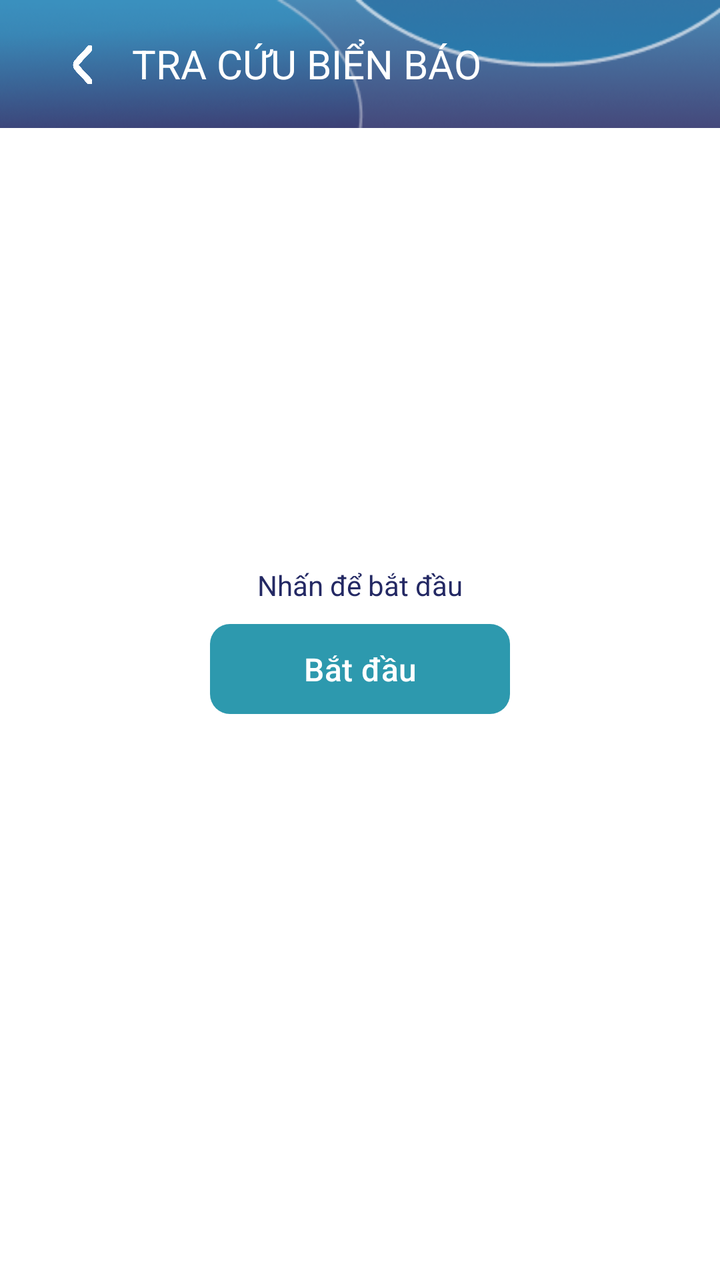
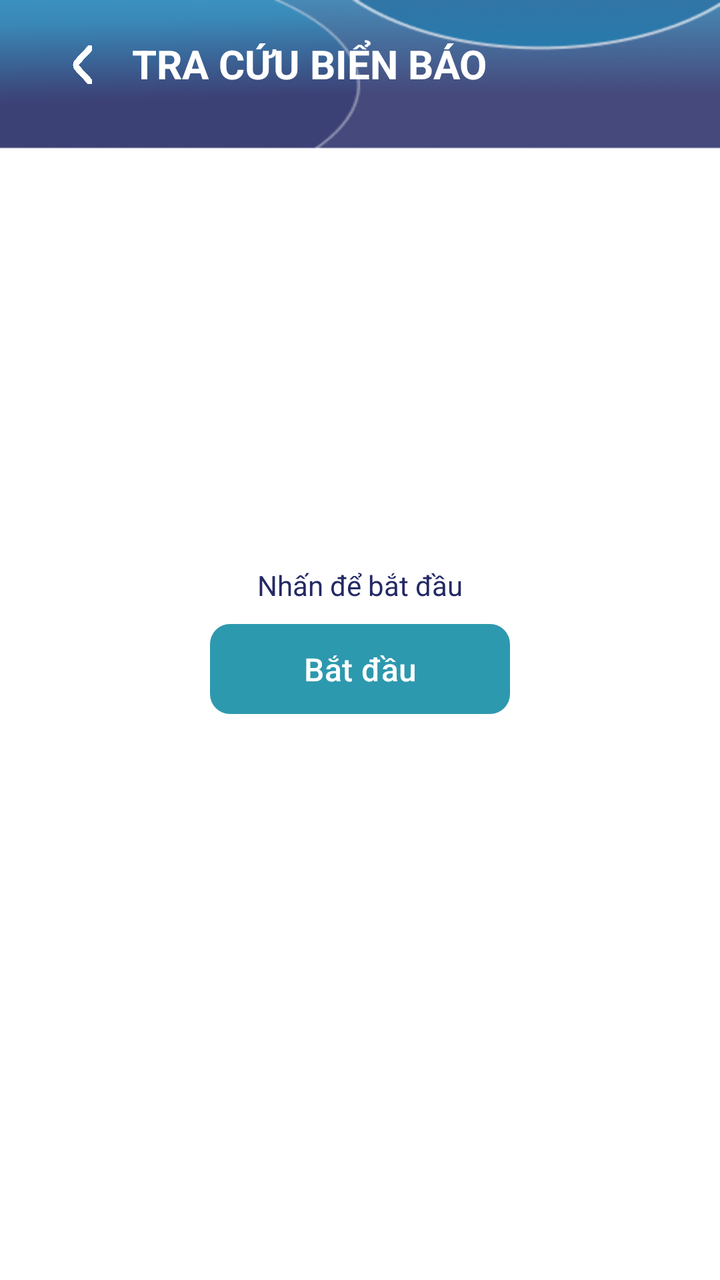

The first picture is an Android layout as it rendered before a commit; the second is the same layout after the commit. The layout source and the unified diff follow.
<!-- AndroidManifest.xml: application theme Theme.MyApplication -->
<!-- res/layout/activity_scan_sign.xml -->
<RelativeLayout xmlns:android="http://schemas.android.com/apk/res/android"
    xmlns:app="http://schemas.android.com/apk/res-auto"
    xmlns:tools="http://schemas.android.com/tools"
    android:layout_width="match_parent"
    android:layout_height="match_parent"
    android:id="@+id/main"
    android:background="@color/white"
    tools:context=".view.ScanSignActivity">

    <com.google.android.material.appbar.MaterialToolbar
        android:id="@+id/toolbar"
        android:layout_width="match_parent"
        android:layout_height="?attr/actionBarSize"
        android:background="@drawable/top_bar"
        android:layout_alignParentTop="true">

        <LinearLayout
            android:id="@+id/turnBack"
            android:layout_width="50dp"
            android:layout_height="match_parent"
            android:gravity="center">
            <ImageView
                android:layout_width="10dp"
                android:layout_height="20dp"
                android:background="@drawable/arrow_left">
            </ImageView>
        </LinearLayout>

        <TextView
            android:layout_width="wrap_content"
            android:layout_height="wrap_content"
            android:text="TRA CỨU BIỂN BÁO"
            android:textColor="@color/white"
            android:textSize="20dp"/>
    </com.google.android.material.appbar.MaterialToolbar>

    <LinearLayout
        android:id="@+id/linearLayout_start"
        android:layout_width="wrap_content"
        android:layout_height="wrap_content"
        android:layout_centerHorizontal="true"
        android:layout_centerVertical="true"
        android:gravity="center"
        android:orientation="vertical">

        <TextView
            android:layout_width="wrap_content"
            android:layout_height="wrap_content"
            android:textSize="14dp"
            android:textColor="@color/blue"
            android:layout_marginBottom="10dp"
            android:text="Nhấn để bắt đầu" />

        <com.google.android.material.button.MaterialButton
            android:id="@+id/button_start"
            android:layout_width="150dp"
            android:layout_height="45dp"
            app:backgroundTint="@null"
            android:background="@drawable/button_backroud"
            android:text="Bắt đầu"
            android:textSize="16dp"
            android:textColor="@color/white"/>
    </LinearLayout>

    <RelativeLayout
        android:id="@+id/relativeLayout_detect"
        android:layout_width="match_parent"
        android:layout_height="match_parent"
        android:layout_below="@id/toolbar"
        android:visibility="gone">
        <TextureView
            android:id="@+id/textureView_camera"
            android:layout_width="match_parent"
            android:layout_height="match_parent"
            android:layout_centerHorizontal="true"
            />
        <ImageView
            android:id="@+id/imageView_detection"
            android:layout_width="match_parent"
            android:layout_height="match_parent"
            android:layout_centerHorizontal="true"
            android:visibility="invisible"
            />
    </RelativeLayout>
</RelativeLayout>
<!-- resources referenced by this layout -->
<resources>
  <color name="blue">#242964</color>
  <color name="white">#FFFFFFFF</color>
  <!-- drawable arrow_left: png bitmap (drawable-xhdpi, 4607 bytes) -->
  <!-- drawable button_backroud (drawable) -->
  <?xml version="1.0" encoding="utf-8"?>
  <selector xmlns:android="http://schemas.android.com/apk/res/android">
      
      <item android:state_pressed="true">
          <shape android:shape="rectangle">
              <solid android:color="@color/midnight_blue" />
              <corners android:radius="10dp"/>
          </shape>
      </item>
  
      <item>
          <shape android:shape="rectangle">
              <solid android:color="@color/jade_green" />
              <corners android:radius="10dp"/>
          </shape>
      </item>
  </selector>
  <!-- drawable top_bar: png bitmap (drawable-xhdpi, 23564 bytes) -->
  <style name="Theme.MyApplication" parent="Base.Theme.MyApplication" />
  <color name="midnight_blue">#0C5776</color>
  <color name="jade_green">#2D99AE</color>
  <style name="Base.Theme.MyApplication" parent="Theme.Material3.DayNight.NoActionBar">
          
          
      </style>
</resources>

<!-- the commit's change to res/layout/activity_scan_sign.xml (unified diff, before → after) -->
@@ -4,14 +4,13 @@
     android:layout_width="match_parent"
     android:layout_height="match_parent"
     android:id="@+id/main"
-    android:background="@color/white"
+    android:background="@drawable/backgroud_main"
     tools:context=".view.ScanSignActivity">
 
     <com.google.android.material.appbar.MaterialToolbar
         android:id="@+id/toolbar"
         android:layout_width="match_parent"
         android:layout_height="?attr/actionBarSize"
-        android:background="@drawable/top_bar"
         android:layout_alignParentTop="true">
 
         <LinearLayout
@@ -30,6 +29,7 @@
             android:layout_width="wrap_content"
             android:layout_height="wrap_content"
             android:text="TRA CỨU BIỂN BÁO"
+            android:textStyle="bold"
             android:textColor="@color/white"
             android:textSize="20dp"/>
     </com.google.android.material.appbar.MaterialToolbar>
<!-- resource entries referenced after the edit -->
@@ -3,6 +3,7 @@
   <color name="blue">#242964</color>
   <color name="white">#FFFFFFFF</color>
   <!-- drawable arrow_left: png bitmap (drawable-xhdpi, 4607 bytes) -->
+  <!-- drawable backgroud_main: png bitmap (drawable-xhdpi, 31686 bytes) -->
   <!-- drawable button_backroud (drawable) -->
   <?xml version="1.0" encoding="utf-8"?>
   <selector xmlns:android="http://schemas.android.com/apk/res/android">
@@ -21,7 +22,6 @@
           </shape>
       </item>
   </selector>
-  <!-- drawable top_bar: png bitmap (drawable-xhdpi, 23564 bytes) -->
   <style name="Theme.MyApplication" parent="Base.Theme.MyApplication" />
   <color name="midnight_blue">#0C5776</color>
   <color name="jade_green">#2D99AE</color>
